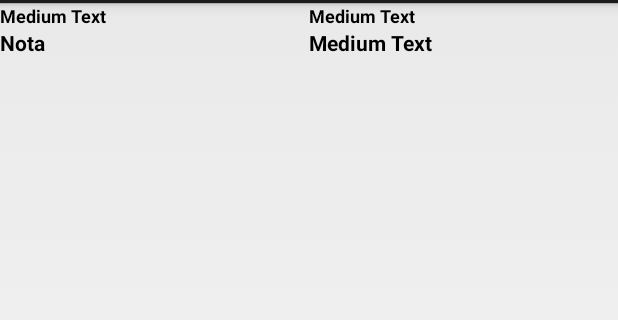
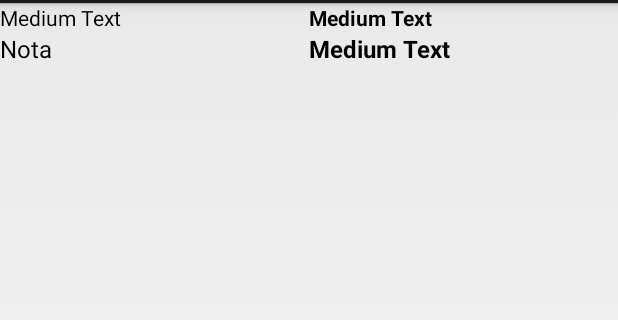
Before and after one commit to ReyesMagos/StudiappColegios, an Android app: the layout notas_materia_custom_adapter.xml on its own in the app's theme, with its tools: preview values and no code run, on a phone screen of 412 x 824 dp, the part 69-389 px from its top. Run offline under Robolectric (Android 15) with nearby library versions, the phone set to English and light mode, and no system bars.

Commit message:
some desing bugs fix for notas

```diff
--- a/app/src/main/res/layout/notas_materia_custom_adapter.xml
+++ b/app/src/main/res/layout/notas_materia_custom_adapter.xml
@@ -18,8 +18,7 @@
             android:text="Medium Text"
             android:layout_weight="1"
             android:textColor="#000000"
-            android:textStyle="bold"
-            android:textSize="12sp"
+            android:textSize="14sp"
             android:id="@+id/txt_motivo" />
 
         <TextView
@@ -30,7 +29,7 @@
             android:layout_weight="1"
             android:textColor="#000000"
             android:textStyle="bold"
-            android:textSize="12sp"
+            android:textSize="14sp"
             android:id="@+id/txt_porcentaje" />
     </LinearLayout>
 
@@ -47,8 +46,7 @@
             android:text="@string/nota_label"
             android:layout_weight="1"
             android:textColor="#000000"
-            android:textStyle="bold"
-            android:textSize="14sp"
+            android:textSize="16sp"
             android:id="@+id/lbl_nota" />
 
         <TextView
@@ -59,7 +57,7 @@
             android:layout_weight="1"
             android:textColor="#000000"
             android:textStyle="bold"
-            android:textSize="14sp"
+            android:textSize="16sp"
             android:id="@+id/txt_nota" />
     </LinearLayout>
 
```
Also changed, not shown: app/src/main/java/co/reyesmagos/studiappcolegios/activities/MateriaActivity.java (+5 -2 lines), app/src/main/java/co/reyesmagos/studiappcolegios/fragments/adaptadores/CustomAdapterNotasMateria.java (+5 -2 lines).
